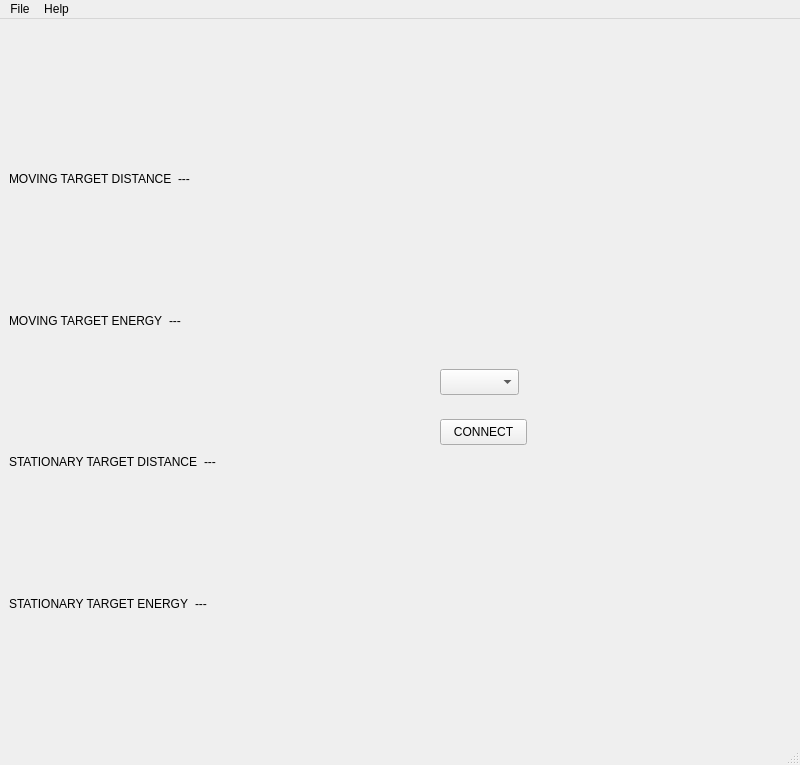
dogotic/QLD2410, file GuiApplication/mainwindow.ui: the form before one commit.
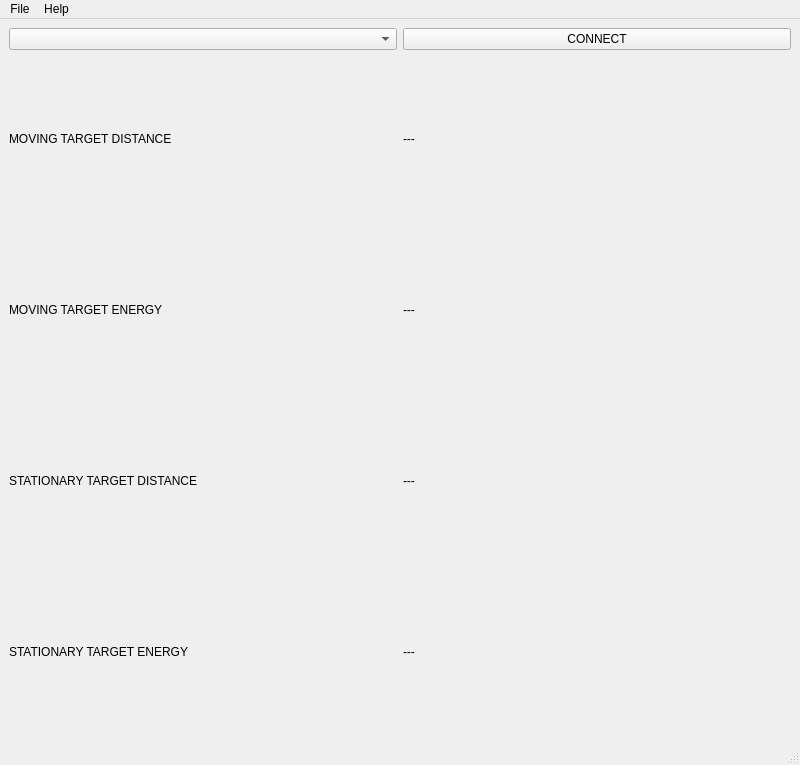
The form after the commit.

Diff of the .ui file:
```diff
--- a/GuiApplication/mainwindow.ui
+++ b/GuiApplication/mainwindow.ui
@@ -14,38 +14,22 @@
    <string>QL2410 GUI</string>
   </property>
   <widget class="QWidget" name="centralwidget">
-   <widget class="QComboBox" name="comboBox_SerialPorts">
-    <property name="geometry">
-     <rect>
-      <x>440</x>
-      <y>350</y>
-      <width>79</width>
-      <height>26</height>
-     </rect>
-    </property>
-   </widget>
+   <layout class="QVBoxLayout" name="verticalLayout">
+    <item>
+     <layout class="QHBoxLayout" name="horizontalLayout_5">
+      <item>
+       <widget class="QComboBox" name="comboBox_SerialPorts"/>
+      </item>
+      <item>
    <widget class="QPushButton" name="pushButton_Connect">
-    <property name="geometry">
-     <rect>
-      <x>440</x>
-      <y>400</y>
-      <width>87</width>
-      <height>26</height>
-     </rect>
-    </property>
     <property name="text">
      <string>CONNECT</string>
     </property>
    </widget>
-   <widget class="QWidget" name="">
-    <property name="geometry">
-     <rect>
-      <x>9</x>
-      <y>150</y>
-      <width>220</width>
-      <height>20</height>
-     </rect>
-    </property>
+      </item>
+     </layout>
+    </item>
+    <item>
     <layout class="QHBoxLayout" name="horizontalLayout">
      <item>
       <widget class="QLabel" name="label">
@@ -62,16 +46,8 @@
       </widget>
      </item>
     </layout>
-   </widget>
-   <widget class="QWidget" name="">
-    <property name="geometry">
-     <rect>
-      <x>9</x>
-      <y>292</y>
-      <width>207</width>
-      <height>20</height>
-     </rect>
-    </property>
+    </item>
+    <item>
     <layout class="QHBoxLayout" name="horizontalLayout_2">
      <item>
       <widget class="QLabel" name="label_3">
@@ -88,16 +64,8 @@
       </widget>
      </item>
     </layout>
-   </widget>
-   <widget class="QWidget" name="">
-    <property name="geometry">
-     <rect>
-      <x>9</x>
-      <y>433</y>
-      <width>249</width>
-      <height>20</height>
-     </rect>
-    </property>
+    </item>
+    <item>
     <layout class="QHBoxLayout" name="horizontalLayout_3">
      <item>
       <widget class="QLabel" name="label_5">
@@ -114,16 +82,8 @@
       </widget>
      </item>
     </layout>
-   </widget>
-   <widget class="QWidget" name="">
-    <property name="geometry">
-     <rect>
-      <x>9</x>
-      <y>575</y>
-      <width>236</width>
-      <height>20</height>
-     </rect>
-    </property>
+    </item>
+    <item>
     <layout class="QHBoxLayout" name="horizontalLayout_4">
      <item>
       <widget class="QLabel" name="label_7">
@@ -140,7 +100,8 @@
       </widget>
      </item>
     </layout>
-   </widget>
+    </item>
+   </layout>
   </widget>
   <widget class="QMenuBar" name="menubar">
    <property name="geometry">
```
Left out of the diff: 2 changed lines with no effect on the pictures. Lines whose indentation alone changed are shown as unchanged.
